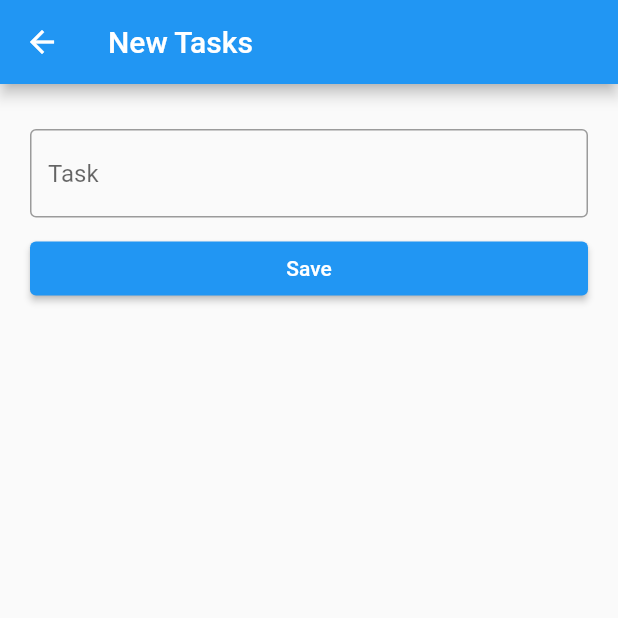
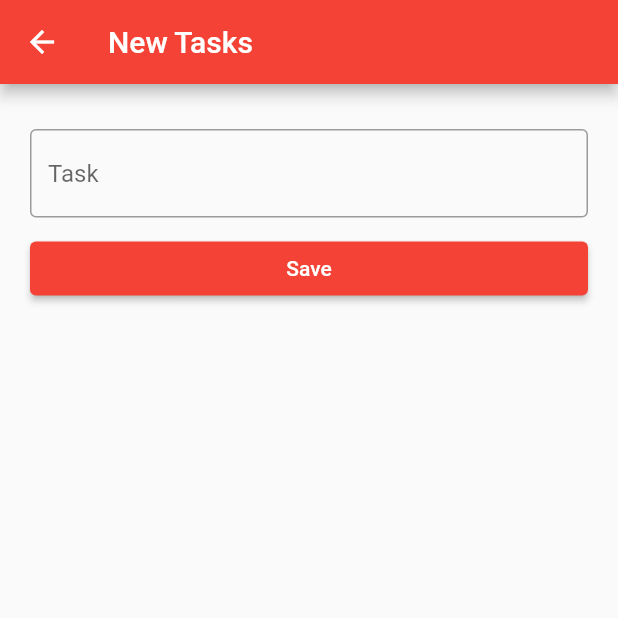
Before and after one commit to DevSamuelBrito/Task_List_App, a Flutter app: the NewTasksPage screen opened by its route, on a phone screen of 412 x 824 dp, the top half of it. Run offline on Flutter 3.47's test engine with Material 3 defaults, Android fonts, the phone set to English and light mode, and no system bars; our stand-ins replace cloud_firestore, firebase_auth, firebase_core; missing offline and left inert: dart:js; accounts and stored records are empty.

Commit message:
changing the color of the create tasks

```diff
--- a/lib/new.tasks.dart
+++ b/lib/new.tasks.dart
@@ -1,6 +1,7 @@
 import 'dart:js';
 
 import 'package:flutter/material.dart';
+import 'package:flutter/services.dart';
 import 'package:flutter/widgets.dart';
 
 class NewTasksPage extends StatelessWidget {
@@ -15,6 +16,7 @@ class NewTasksPage extends StatelessWidget {
     return Scaffold(
       appBar: AppBar(
         title: Text("New Tasks"),
+        backgroundColor: Colors.red,
       ),
       body: Container(
         padding: EdgeInsets.symmetric(horizontal: 20, vertical: 30),
@@ -35,6 +37,10 @@ class NewTasksPage extends StatelessWidget {
                 child: ElevatedButton(
                   child: Text("Save"),
                   onPressed: () => _onSaved(context),
+                  style: ButtonStyle(
+                    backgroundColor:
+                        MaterialStateProperty.all<Color>(Colors.red),
+                  ),
                 ),
               ),
             ],
```
